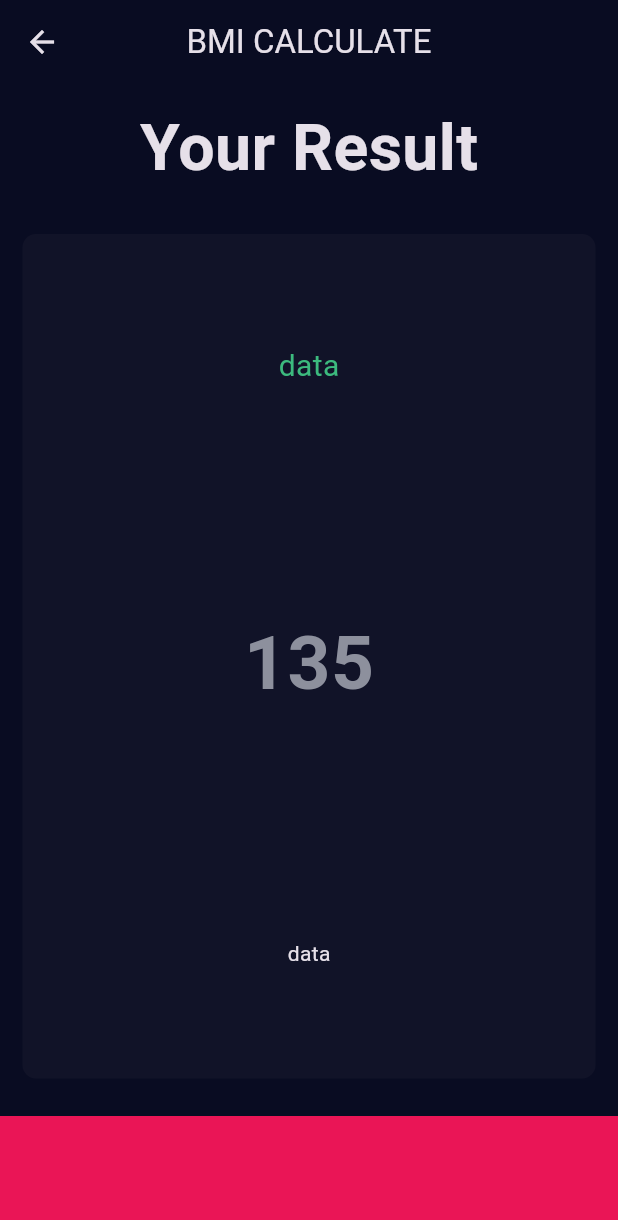
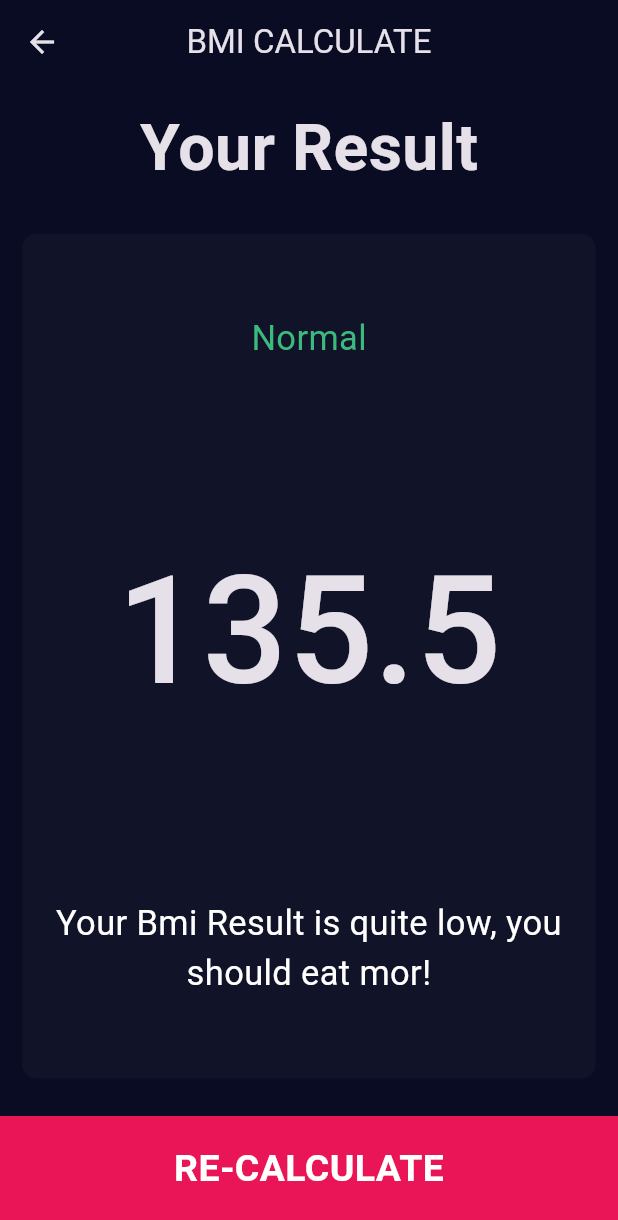
Before and after one commit to hoseinFlutterDev/-BodyMate, a Flutter app: the screen it shows after launch, after a tap on "CALCULATE", on a phone screen of 412 x 824 dp. Shown: the top 1220 px of the screen. Run offline on Flutter 3.47's test engine with Material 3 defaults, Android fonts, the phone set to English and light mode, and no system bars; our stand-ins replace font_awesome_flutter.

```diff
--- a/lib/bmi.dart
+++ b/lib/bmi.dart
@@ -1,6 +1,9 @@
 // ignore_for_file: public_member_api_docs, sort_constructors_first, camel_case_types, prefer_typing_uninitialized_variables, sort_child_properties_last
 
+import 'dart:math';
+
 import 'package:bmi/mybottom.dart';
+import 'package:bmi/result_screen.dart';
 import 'package:flutter/material.dart';
 import 'package:font_awesome_flutter/font_awesome_flutter.dart';
 
@@ -44,6 +47,79 @@ class _BmiState extends State<Bmi> {
   //     }
   //   }
   // }
+
+  void navigateWithRandomAnimation(BuildContext context, Widget page) {
+    final random = Random();
+    final animations = [
+      _slideFromLeft,
+      _slideFromRight,
+      _slideFromTop,
+      _slideFromBottom,
+      _scaleFromCenter,
+      _fadeIn,
+    ];
+
+    final selectedAnimation = animations[random.nextInt(animations.length)];
+
+    Navigator.of(context).push(
+      PageRouteBuilder(
+        pageBuilder: (context, animation, secondaryAnimation) => page,
+        transitionsBuilder: (context, animation, secondaryAnimation, child) {
+          return selectedAnimation(animation, child);
+        },
+        transitionDuration: Duration(milliseconds: 500),
+      ),
+    );
+  }
+
+  // انیمیشن‌های مختلف
+  Widget _slideFromLeft(Animation<double> animation, Widget child) {
+    var tween = Tween<Offset>(
+      begin: Offset(-1, 0),
+      end: Offset.zero,
+    ).chain(CurveTween(curve: Curves.easeInOut));
+    var offsetAnimation = animation.drive(tween);
+    return SlideTransition(position: offsetAnimation, child: child);
+  }
+
+  Widget _slideFromRight(Animation<double> animation, Widget child) {
+    var tween = Tween<Offset>(
+      begin: Offset(1, 0),
+      end: Offset.zero,
+    ).chain(CurveTween(curve: Curves.easeInOut));
+    var offsetAnimation = animation.drive(tween);
+    return SlideTransition(position: offsetAnimation, child: child);
+  }
+
+  Widget _slideFromTop(Animation<double> animation, Widget child) {
+    var tween = Tween<Offset>(
+      begin: Offset(0, -1),
+      end: Offset.zero,
+    ).chain(CurveTween(curve: Curves.easeInOut));
+    var offsetAnimation = animation.drive(tween);
+    return SlideTransition(position: offsetAnimation, child: child);
+  }
+
+  Widget _slideFromBottom(Animation<double> animation, Widget child) {
+    var tween = Tween<Offset>(
+      begin: Offset(0, 1),
+      end: Offset.zero,
+    ).chain(CurveTween(curve: Curves.easeInOut));
+    var offsetAnimation = animation.drive(tween);
+    return SlideTransition(position: offsetAnimation, child: child);
+  }
+
+  Widget _scaleFromCenter(Animation<double> animation, Widget child) {
+    var scaleAnimation = Tween<double>(
+      begin: 0.8,
+      end: 1.0,
+    ).chain(CurveTween(curve: Curves.easeOutBack)).animate(animation);
+    return ScaleTransition(scale: scaleAnimation, child: child);
+  }
+
+  Widget _fadeIn(Animation<double> animation, Widget child) {
+    return FadeTransition(opacity: animation, child: child);
+  }
 
   int height = 180;
   int weight = 60;
@@ -243,7 +319,7 @@ class _BmiState extends State<Bmi> {
           MyBottom(
             text: 'CALCULATE',
             onTap: () {
-              Navigator.pushNamed(context, '/first');
+              navigateWithRandomAnimation(context, ResultScreen());
             },
           ),
         ],
--- a/lib/content.dart
+++ b/lib/content.dart
@@ -19,4 +19,5 @@ const kBottomStyle = TextStyle(
   fontWeight: FontWeight.bold,
 );
 const kTitreStyle = TextStyle(fontSize: 43, fontWeight: FontWeight.bold);
-const kResultStyle = TextStyle(fontSize: 20, color: Color(0xff3CBA7E));
+const kResultStyle = TextStyle(fontSize: 23, color: Color(0xff3CBA7E));
+const kMorResult = TextStyle(fontSize: 23, color: Colors.white);
--- a/lib/result_screen.dart
+++ b/lib/result_screen.dart
@@ -27,15 +27,34 @@ class ResultScreen extends StatelessWidget {
                   mainAxisAlignment: MainAxisAlignment.spaceAround,
                   crossAxisAlignment: CrossAxisAlignment.stretch,
                   children: [
-                    Center(child: Text('data', style: kResultStyle)),
-                    Center(child: Text('135', style: kNumberStyle)),
-                    Center(child: Text('data')),
+                    Center(child: Text('Normal', style: kResultStyle)),
+                    Center(
+                      child: Text(
+                        '135.5',
+                        style: TextStyle(
+                          fontSize: 100,
+                          fontWeight: FontWeight.w500,
+                        ),
+                      ),
+                    ),
+                    Center(
+                      child: Text(
+                        'Your Bmi Result is quite low, you should eat mor!',
+                        style: kMorResult,
+                        textAlign: TextAlign.center,
+                      ),
+                    ),
                   ],
                 ),
               ),
             ),
           ),
-          MyBottom(text: '', onTap: () {}),
+          MyBottom(
+            text: 'RE-CALCULATE',
+            onTap: () {
+              Navigator.pop(context);
+            },
+          ),
         ],
       ),
     );
```
